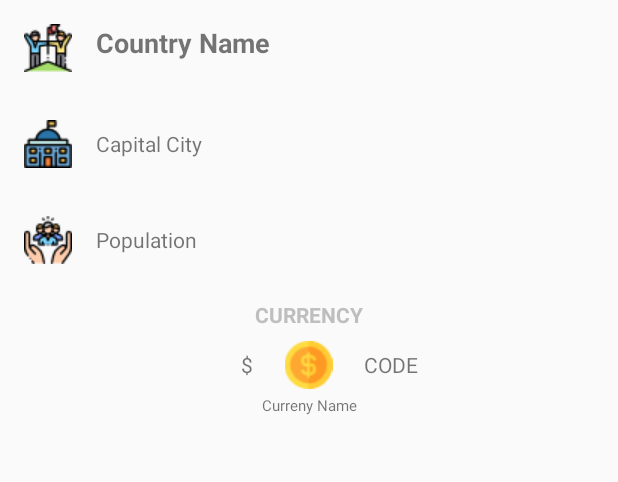
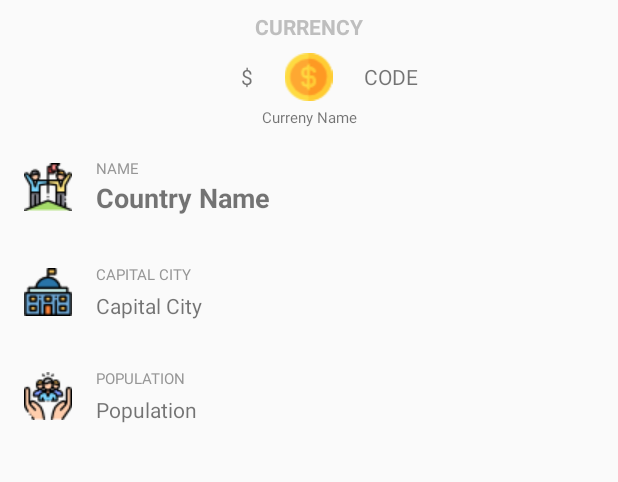
Before and after one commit to yepyaesonetun/SampleNetwork, an Android app: the layout activity_country_detail.xml on its own in the app's theme, with its tools: preview values and no code run, on a phone screen of 412 x 824 dp, the part 300-782 px from its top. Run offline under Robolectric (Android 15) with nearby library versions, the phone set to English and light mode, and no system bars.

Commit message:
List-Detail Raw

```diff
--- a/app/src/main/AndroidManifest.xml
+++ b/app/src/main/AndroidManifest.xml
@@ -19,7 +19,7 @@
             </intent-filter>
         </activity>
         <activity android:name=".activities.CountryDetailActivity"
-            android:label="CountryDetailActivity"></activity>
+            android:label="Details"/>
     </application>
 
 </manifest>
--- a/app/src/main/java/com/yammobots/samplenetwork/activities/MainActivity.java
+++ b/app/src/main/java/com/yammobots/samplenetwork/activities/MainActivity.java
@@ -64,7 +64,7 @@ public class MainActivity extends AppCompatActivity implements CountryItemDelega
 
     @Override
     public void onTapCountry(CountryVO countryVO) {
-        Intent intent = new Intent(this, CountryDetailActivity.class);
+        Intent intent = CountryDetailActivity.getNewIntent(this, countryVO.getName());
         startActivity(intent);
     }
 }
--- a/app/src/main/java/com/yammobots/samplenetwork/data/models/CountryModel.java
+++ b/app/src/main/java/com/yammobots/samplenetwork/data/models/CountryModel.java
@@ -35,6 +35,10 @@ public class CountryModel {
         return sObjInstance;
     }
 
+    public CountryVO getCountryByName(String name){
+        return mCountryMap.get(name);
+    }
+
     @Subscribe(threadMode = ThreadMode.BACKGROUND)
     public void onCountriesDataLoaded(RestApiEvent.CounrtyDataLoadedEvent event){
         for (CountryVO countryVO: event.getCountryVOList()){
--- a/app/src/main/java/com/yammobots/samplenetwork/data/vo/CurrencyVO.java
+++ b/app/src/main/java/com/yammobots/samplenetwork/data/vo/CurrencyVO.java
@@ -26,6 +26,9 @@ public class CurrencyVO {
     }
 
     public String getName() {
+        if(name == null){
+            return "";
+        }
         return name;
     }
 
--- a/app/src/main/java/com/yammobots/samplenetwork/viewholders/CountryViewHolder.java
+++ b/app/src/main/java/com/yammobots/samplenetwork/viewholders/CountryViewHolder.java
@@ -10,6 +10,7 @@ import com.bumptech.glide.Glide;
 import com.bumptech.glide.RequestBuilder;
 import com.yammobots.samplenetwork.R;
 import com.yammobots.samplenetwork.data.vo.CountryVO;
+import com.yammobots.samplenetwork.data.vo.CurrencyVO;
 import com.yammobots.samplenetwork.delegates.CountryItemDelegate;
 import com.yammobots.samplenetwork.utils.SvgSoftwareLayerSetter;
 
--- a/app/src/main/res/layout/activity_country_detail.xml
+++ b/app/src/main/res/layout/activity_country_detail.xml
@@ -13,105 +13,157 @@
         android:scaleType="fitCenter"
         android:src="@mipmap/ic_launcher" />
 
+    <TextView
+        android:layout_width="match_parent"
+        android:layout_height="wrap_content"
+        android:gravity="center"
+        android:padding="8dp"
+        android:text="CURRENCY"
+        android:textColor="#bebebe"
+        android:textStyle="bold" />
+
     <LinearLayout
         android:layout_width="match_parent"
         android:layout_height="wrap_content"
-        android:padding="16dp"
-        android:orientation="horizontal">
+        android:gravity="center"
+        android:orientation="horizontal"
+        android:weightSum="9">
+
+        <TextView
+            android:id="@+id/tv_dt_currency_symbol"
+            android:layout_width="0dp"
+            android:layout_height="wrap_content"
+            android:layout_weight="4"
+            android:gravity="right"
+            android:text="$" />
 
         <ImageView
-            android:src="@mipmap/goal"
             android:layout_width="wrap_content"
-            android:layout_height="wrap_content"/>
+            android:layout_height="wrap_content"
+            android:layout_weight="1"
+            android:src="@mipmap/dollar" />
 
         <TextView
-            android:id="@+id/tv_dt_country_name"
+            android:id="@+id/tv_dt_currency_code"
+            android:layout_width="0dp"
+            android:layout_height="wrap_content"
+            android:layout_weight="4"
+            android:text="CODE" />
+    </LinearLayout>
+
+    <TextView
+        android:id="@+id/tv_dt_currency_name"
+        android:layout_width="match_parent"
+        android:layout_height="wrap_content"
+        android:gravity="center"
+        android:padding="4dp"
+        android:text="Curreny Name"
+        android:textSize="10sp" />
+
+    <LinearLayout
+        android:layout_width="match_parent"
+        android:layout_height="wrap_content"
+        android:gravity="center_vertical"
+        android:orientation="horizontal"
+        android:padding="16dp">
+
+        <ImageView
             android:layout_width="wrap_content"
             android:layout_height="wrap_content"
-            android:paddingStart="16dp"
-            android:text="Country Name"
-            android:textSize="18sp"
-            android:textStyle="bold" />
+            android:src="@mipmap/goal" />
+
+        <LinearLayout
+            android:layout_width="match_parent"
+            android:layout_height="wrap_content"
+            android:orientation="vertical"
+            android:paddingStart="16dp">
+
+            <TextView
+                android:layout_width="wrap_content"
+                android:layout_height="wrap_content"
+                android:text="Name"
+                android:textSize="10sp"
+                android:textColor="#969696"
+                android:textAllCaps="true" />
+
+            <TextView
+                android:id="@+id/tv_dt_country_name"
+                android:layout_width="wrap_content"
+                android:layout_height="wrap_content"
+                android:text="Country Name"
+                android:textSize="18sp"
+                android:textStyle="bold" />
+        </LinearLayout>
     </LinearLayout>
 
     <LinearLayout
         android:layout_width="match_parent"
         android:layout_height="wrap_content"
-        android:padding="16dp"
-        android:orientation="horizontal">
+        android:gravity="center_vertical"
+        android:orientation="horizontal"
+        android:padding="16dp">
 
         <ImageView
-            android:src="@mipmap/government"
             android:layout_width="wrap_content"
-            android:layout_height="wrap_content" />
+            android:layout_height="wrap_content"
+            android:src="@mipmap/government" />
+        <LinearLayout
+            android:layout_width="match_parent"
+            android:layout_height="wrap_content"
+            android:orientation="vertical"
+            android:paddingStart="16dp">
 
+            <TextView
+                android:layout_width="wrap_content"
+                android:layout_height="wrap_content"
+                android:text="Capital City"
+                android:textSize="10sp"
+                android:textColor="#969696"
+                android:textAllCaps="true" />
         <TextView
             android:id="@+id/tv_dt_capital_city"
             android:layout_width="wrap_content"
             android:layout_height="match_parent"
             android:gravity="center"
-            android:paddingStart="16dp"
+            android:paddingTop="4dp"
             android:text="Capital City" />
+        </LinearLayout>
     </LinearLayout>
 
     <LinearLayout
         android:layout_width="match_parent"
         android:layout_height="wrap_content"
-        android:padding="16dp"
-        android:orientation="horizontal">
+        android:gravity="center_vertical"
+        android:orientation="horizontal"
+        android:padding="16dp">
 
         <ImageView
-            android:src="@mipmap/social_care"
             android:layout_width="wrap_content"
-            android:layout_height="wrap_content" />
+            android:layout_height="wrap_content"
+            android:src="@mipmap/social_care" />
+        <LinearLayout
+            android:layout_width="match_parent"
+            android:layout_height="wrap_content"
+            android:orientation="vertical"
+            android:paddingStart="16dp">
+
+            <TextView
+                android:layout_width="wrap_content"
+                android:layout_height="wrap_content"
+                android:text="Population"
+                android:textSize="10sp"
+                android:textColor="#969696"
+                android:textAllCaps="true" />
 
         <TextView
             android:id="@+id/tv_dt_population"
             android:layout_width="wrap_content"
             android:layout_height="match_parent"
             android:gravity="center"
-            android:paddingStart="16dp"
+            android:paddingTop="4dp"
             android:text="Population" />
+        </LinearLayout>
     </LinearLayout>
 
-    <TextView
-        android:layout_width="match_parent"
-        android:layout_height="wrap_content"
-        android:gravity="center"
-        android:textStyle="bold"
-        android:textColor="#bebebe"
-        android:padding="8dp"
-        android:text="CURRENCY"/>
-    <LinearLayout
-        android:layout_width="match_parent"
-        android:layout_height="wrap_content"
-        android:gravity="center"
-        android:weightSum="9"
-        android:orientation="horizontal">
-        <TextView
-            android:id="@+id/tv_dt_currency_symbol"
-            android:layout_weight="4"
-            android:layout_width="0dp"
-            android:gravity="right"
-            android:layout_height="wrap_content"
-            android:text="$"/>
-        <ImageView
-            android:src="@mipmap/dollar"
-            android:layout_weight="1"
-            android:layout_width="wrap_content"
-            android:layout_height="wrap_content" />
-        <TextView
-            android:id="@+id/tv_dt_currency_code"
-            android:layout_width="0dp"
-            android:layout_height="wrap_content"
-            android:layout_weight="4"
-            android:text="CODE"/>
-    </LinearLayout>
-    <TextView
-        android:layout_width="match_parent"
-        android:layout_height="wrap_content"
-        android:padding="4dp"
-        android:gravity="center"
-        android:textSize="10sp"
-        android:text="Curreny Name"/>
+
 </LinearLayout>
```
Also changed, not shown: app/src/main/java/com/yammobots/samplenetwork/activities/CountryDetailActivity.java (+62 -0 lines).
